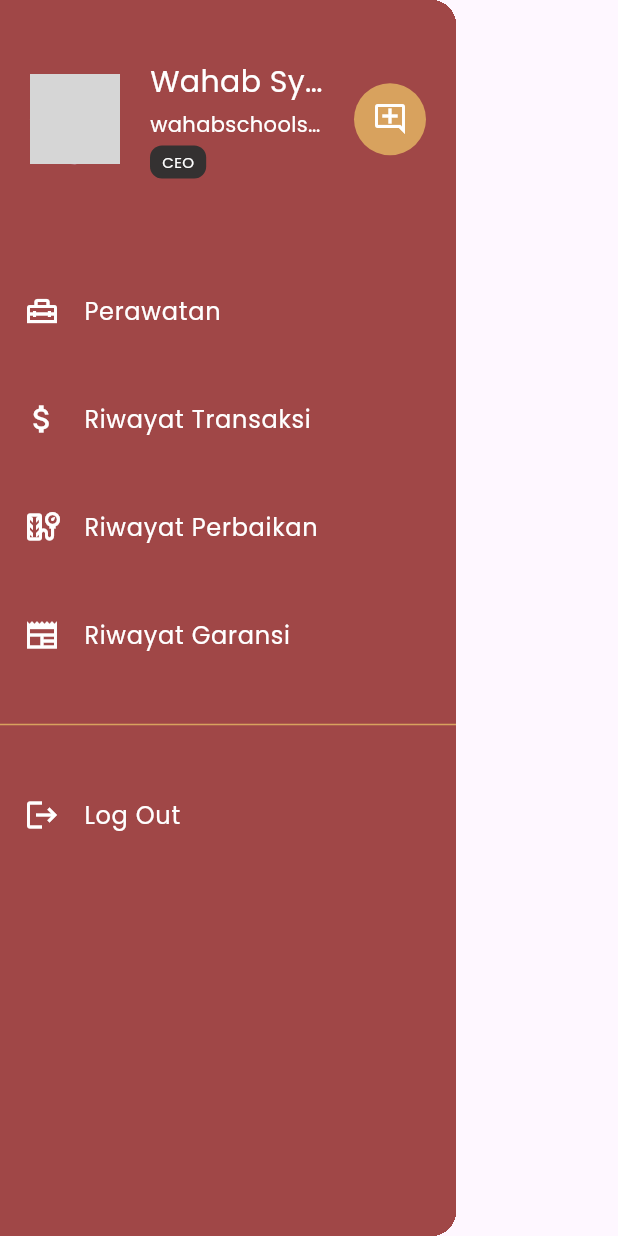
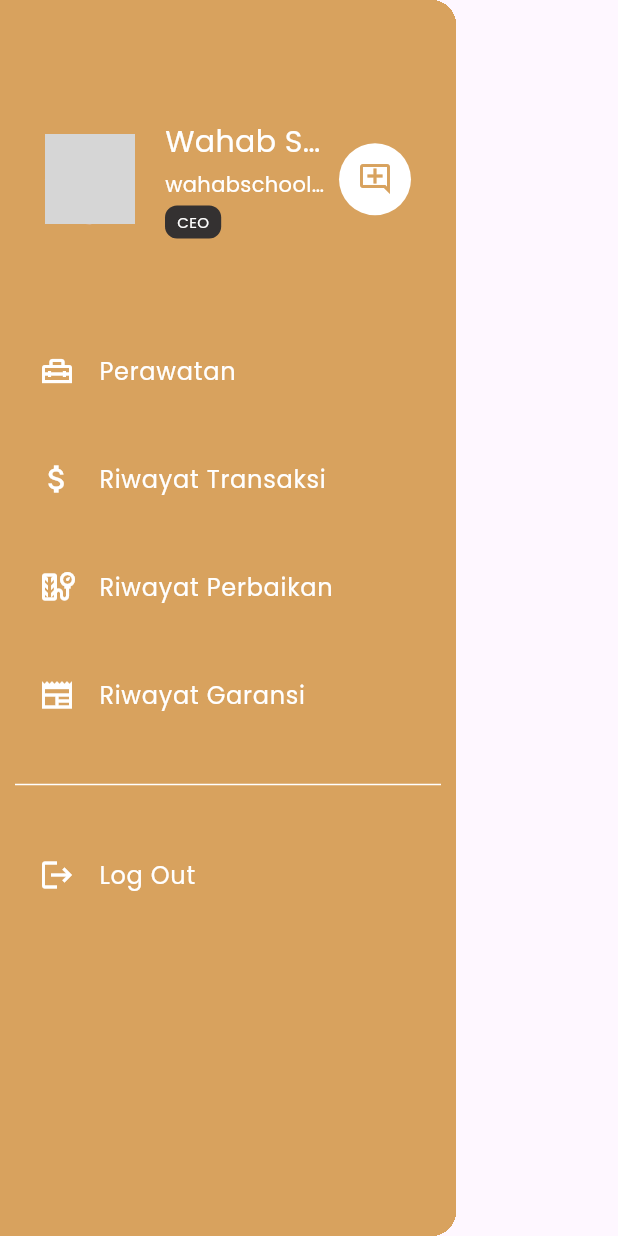
Before and after one commit to wahabsyahranie/ptkita, a Flutter app: the NavigationDrawerWidget widget shown alone on an empty page, opened directly, on a phone screen of 412 x 824 dp. Run offline on Flutter 3.47's test engine with Material 3 defaults, Android fonts, the phone set to English and light mode, and no system bars; our stand-ins replace circle_nav_bar; network calls fail; project files that could hold a hidden picture were left out; grey boxes are pictures that could not be loaded.

Commit message:
perbarui ui drawer

```diff
--- a/lib/widget/navigation_drawer_widget.dart
+++ b/lib/widget/navigation_drawer_widget.dart
@@ -19,9 +19,9 @@ class NavigationDrawerWidget extends StatelessWidget {
 
     return Drawer(
       child: Material(
-        color: MyColors.primary,
+        color: MyColors.secondary,
         child: ListView(
-          // padding: EdgeInsets.symmetric(horizontal: 20),
+          padding: EdgeInsets.symmetric(horizontal: 10, vertical: 40),
           children: <Widget>[
             buildHeader(
               urlImage: urlImage,
@@ -61,7 +61,7 @@ class NavigationDrawerWidget extends StatelessWidget {
               onClicked: () => selectedItem(context, 3),
             ),
             const SizedBox(height: 24),
-            Divider(color: MyColors.secondary),
+            Divider(color: MyColors.white),
             const SizedBox(height: 24),
             buildMenuItem(text: 'Log Out', icon: Icons.logout),
           ],
@@ -167,8 +167,8 @@ class NavigationDrawerWidget extends StatelessWidget {
           const SizedBox(width: 10),
           CircleAvatar(
             radius: 24,
-            backgroundColor: MyColors.secondary,
-            child: Icon(Icons.add_comment_outlined, color: Colors.white),
+            backgroundColor: MyColors.white,
+            child: Icon(Icons.add_comment_outlined, color: MyColors.secondary),
           ),
         ],
       ),
```
